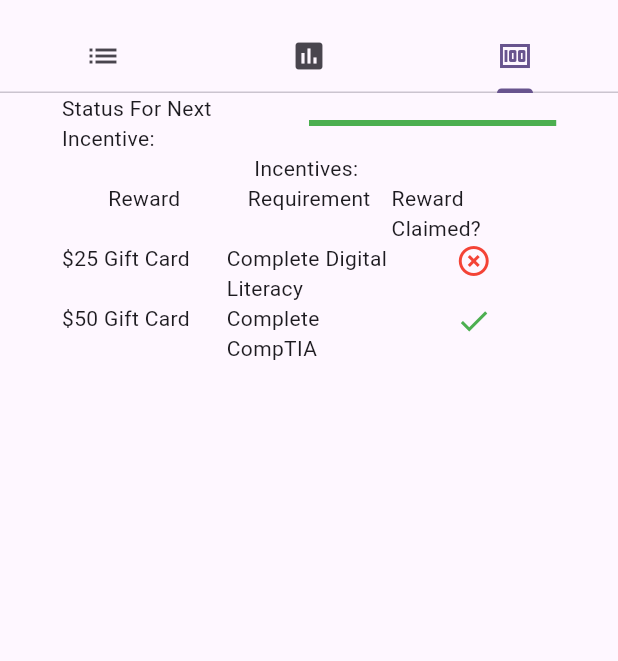
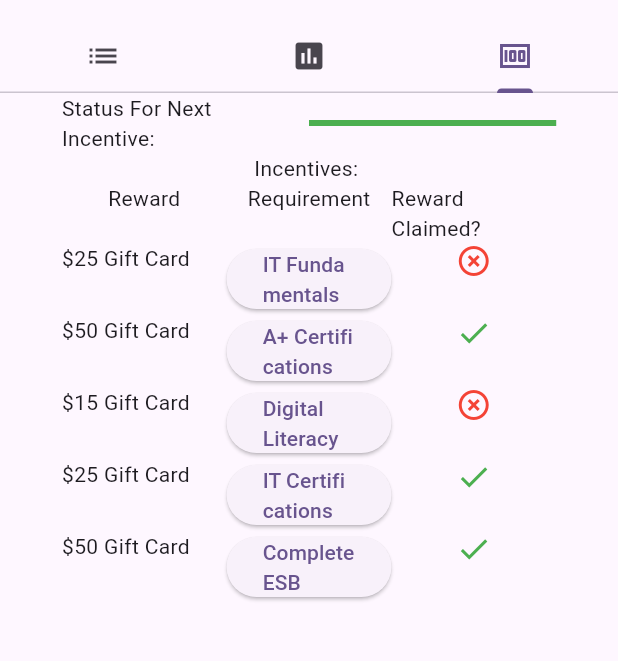
Before and after one commit to cfgcolumbus23/Team-5, a Flutter app: the StudentDashboard screen opened directly, tab 3 chosen, on a phone screen of 412 x 824 dp, the part 63-724 px from its top. Run offline on Flutter 3.47's test engine with Material 2 defaults, Android fonts, the phone set to English and light mode, and no system bars; our stand-ins replace dio, fl_chart, get; missing offline and left inert: coverflow.

Commit message:
updated incentives

```diff
--- a/team_5_app/lib/pages/assessment/assessment.dart
+++ b/team_5_app/lib/pages/assessment/assessment.dart
@@ -24,7 +24,8 @@
         body: const Center(
             child: Column(children: [
           AssessmentProgress(),
-        ])));
+        ])))
+        ;
 
     // assessment progress
 
--- a/team_5_app/lib/pages/student_dashboard/incentives.dart
+++ b/team_5_app/lib/pages/student_dashboard/incentives.dart
@@ -1,4 +1,6 @@
 import 'package:flutter/material.dart';
+import 'package:get/get.dart';
+import 'package:team_5_app/pages/assessment/assessment.dart';
 
 class Incentives extends StatelessWidget {
   const Incentives({super.key});
@@ -16,10 +18,12 @@
       ],
     ));
     // Table row
-    incentives.add(const TableRow(
+    incentives.add(TableRow(
       children: [
         TableCell(child: Text(r'$25 Gift Card')),
-        TableCell(child: Text('Complete Digital Literacy')),
+        TableCell(child: ElevatedButton(
+          onPressed: () {Get.to(AssessmentPage());},
+          child: Text('IT Fundamentals'))),
         TableCell(
             child: Icon(
           Icons.highlight_off,
@@ -27,10 +31,53 @@
         ))
       ],
     ));
-    incentives.add(const TableRow(
+    incentives.add(TableRow(
       children: [
         TableCell(child: Text(r'$50 Gift Card')),
-        TableCell(child: Text('Complete CompTIA')),
+        TableCell(child: ElevatedButton(
+          onPressed: () {Get.to(AssessmentPage());},
+          child: Text('A+ Certifications'))),
+        TableCell(
+            child: Icon(
+          Icons.done,
+          color: Colors.green,
+        ))
+      ],
+    ));
+    // Table row
+    incentives.add(TableRow(
+      children: [
+        TableCell(child: Text(r'$15 Gift Card')),
+        TableCell(child: ElevatedButton(
+          onPressed: () {Get.to(AssessmentPage());},
+          child: Text('Digital Literacy'))),
+        TableCell(
+            child: Icon(
+          Icons.highlight_off,
+          color: Colors.red,
+        ))
+      ],
+    ));
+    incentives.add(TableRow(
+      children: [
+        TableCell(child: Text(r'$25 Gift Card')),
+        TableCell(child: ElevatedButton(
+          onPressed: () {Get.to(AssessmentPage());},
+          child: Text('IT Certifications'))),
+        TableCell(
+            child: Icon(
+          Icons.done,
+          color: Colors.green,
+        ))
+      ],
+    ));
+    // Table row
+    incentives.add(TableRow(
+      children: [
+        TableCell(child: Text(r'$50 Gift Card')),
+        TableCell(child: ElevatedButton(
+          onPressed: () {Get.to(AssessmentPage());},
+          child: Text('Complete ESB'))),
         TableCell(
             child: Icon(
           Icons.done,
@@ -39,8 +86,10 @@
       ],
     ));
 
+
     return FractionallySizedBox(
         widthFactor: .8,
+        heightFactor: 1,
         child: Column(children: [
           const Row(children: [
             Flexible(child: Text("Status For Next Incentive: ")),
--- a/team_5_app/lib/pages/student_dashboard/stats.dart
+++ b/team_5_app/lib/pages/student_dashboard/stats.dart
@@ -2,7 +2,9 @@
 import 'package:coverflow/coverflow.dart';
 import 'package:get/get.dart';
 import 'package:get/get_core/src/get_main.dart';
-import 'package:team_5_app/pages/assessment/assessment_progress.dart';
+import 'package:team_5_app/pages/assessment/assessment.dart';
+import 'package:team_5_app/pages/assessment/assessment.dart';
+
 
 class Stats extends StatelessWidget {
   const Stats();
@@ -34,7 +36,7 @@
         height: 100,
         child:ElevatedButton(
         onPressed: () {
-          Get.to(const AssessmentProgress());
+          Get.to(const AssessmentPage());
         },
         style: ElevatedButton.styleFrom(
           backgroundColor: const Color(0xFF9F7BFF),
```
